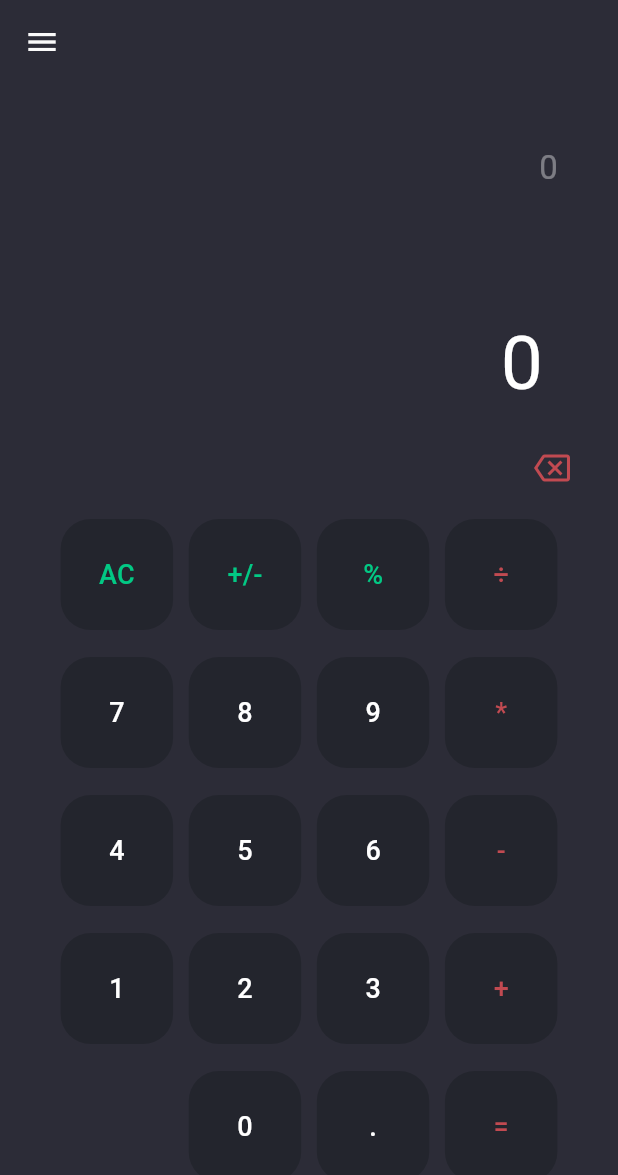
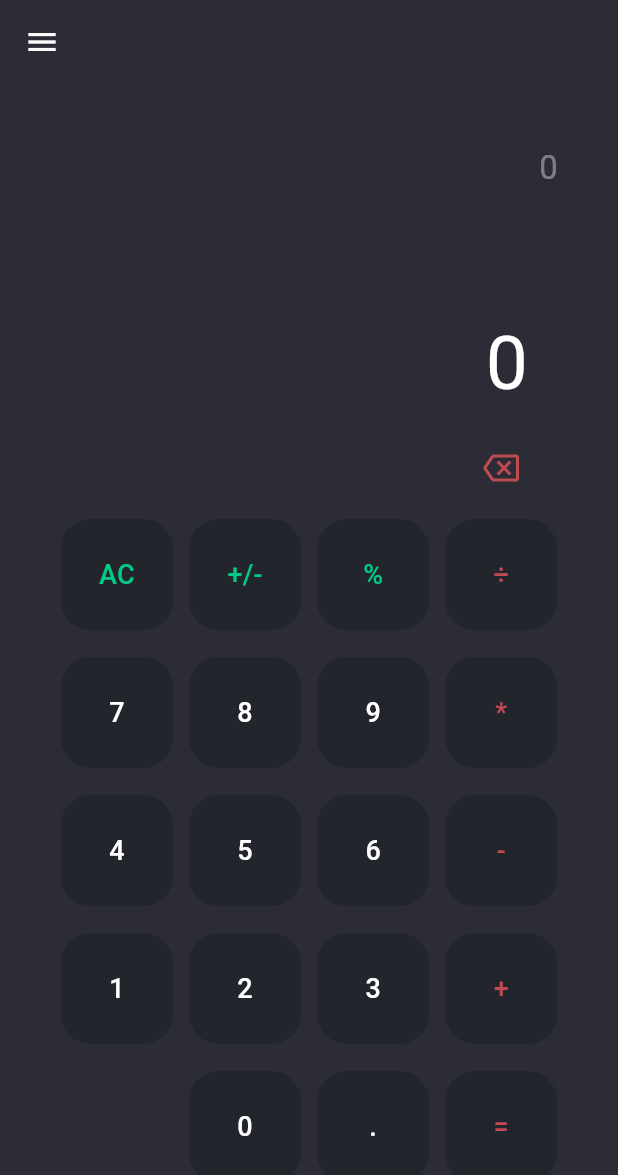
Before and after one commit to rjcalifornia/KCalc, a Flutter app: the screen it shows after launch, on a phone screen of 412 x 824 dp. Shown: the top 1175 px of the screen. Run offline on Flutter 3.47's test engine with Material 3 defaults, Android fonts, the phone set to English and light mode, and no system bars; our stand-ins replace google_fonts, math_expressions; missing offline and left inert: window_manager; statements that could not run were skipped.

Commit message:
Changes to be committed: 	modified:   lib/ui/screens/calculator.dart

```diff
--- a/lib/ui/screens/calculator.dart
+++ b/lib/ui/screens/calculator.dart
@@ -136,7 +136,7 @@ class _CalculatorScreenState extends State<CalculatorScreen> {
                         textAlign: TextAlign.left,
                         style: const TextStyle(
                             color: Colors.white, fontSize: 50))),
-                const SizedBox(width: 20),
+                const SizedBox(width: 30),
               ],
             ),
             Container(
@@ -150,6 +150,9 @@ class _CalculatorScreenState extends State<CalculatorScreen> {
                       buttonPressed('<');
                     },
                   ),
+                  const SizedBox(
+                    width: 34,
+                  )
                 ],
               ),
             ),
```
